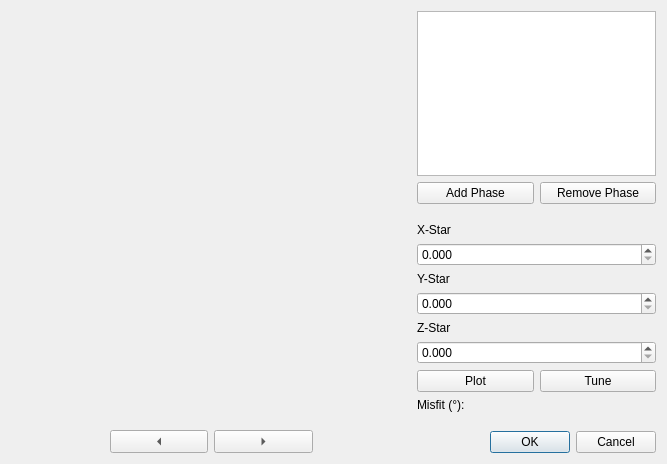
First picture: the form in ui/pattern_center.ui, repository EBSP-Indexer/EBSP-Indexer, before the edit.
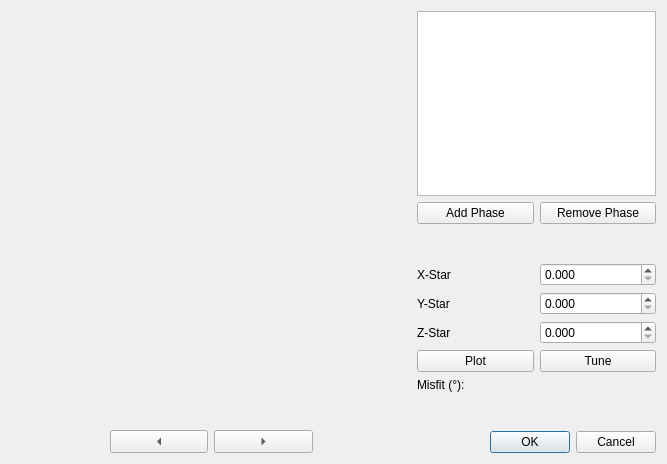
Second picture: the form after the edit. Custom widgets are drawn as their Qt base class.

What changed in the file:
```diff
--- a/ui/pattern_center.ui
+++ b/ui/pattern_center.ui
@@ -136,6 +136,8 @@
       </spacer>
      </item>
      <item>
+      <layout class="QGridLayout" name="gridLayout_2">
+       <item row="0" column="0">
       <widget class="QLabel" name="labelXStar">
        <property name="sizePolicy">
         <sizepolicy hsizetype="Preferred" vsizetype="Minimum">
@@ -143,12 +145,18 @@
          <verstretch>0</verstretch>
         </sizepolicy>
        </property>
+         <property name="maximumSize">
+          <size>
+           <width>16777215</width>
+           <height>16777215</height>
+          </size>
+         </property>
        <property name="text">
         <string>X-Star</string>
        </property>
       </widget>
      </item>
-     <item>
+       <item row="0" column="1">
       <widget class="QDoubleSpinBox" name="spinBoxX">
        <property name="sizePolicy">
         <sizepolicy hsizetype="Minimum" vsizetype="Fixed">
@@ -167,34 +175,34 @@
        </property>
       </widget>
      </item>
-     <item>
+       <item row="1" column="1">
+        <widget class="QDoubleSpinBox" name="spinBoxY">
+         <property name="decimals">
+          <number>3</number>
+         </property>
+         <property name="maximum">
+          <double>10.000000000000000</double>
+         </property>
+         <property name="singleStep">
+          <double>0.001000000000000</double>
+         </property>
+        </widget>
+       </item>
+       <item row="1" column="0">
       <widget class="QLabel" name="labelYStar">
        <property name="text">
         <string>Y-Star</string>
        </property>
       </widget>
      </item>
-     <item>
-      <widget class="QDoubleSpinBox" name="spinBoxY">
-       <property name="decimals">
-        <number>3</number>
-       </property>
-       <property name="maximum">
-        <double>10.000000000000000</double>
-       </property>
-       <property name="singleStep">
-        <double>0.001000000000000</double>
-       </property>
-      </widget>
-     </item>
-     <item>
+       <item row="2" column="0">
       <widget class="QLabel" name="labelZStar">
        <property name="text">
         <string>Z-Star</string>
        </property>
       </widget>
      </item>
-     <item>
+       <item row="2" column="1">
       <widget class="QDoubleSpinBox" name="spinBoxZ">
        <property name="decimals">
         <number>3</number>
@@ -206,6 +214,8 @@
         <double>0.001000000000000</double>
        </property>
       </widget>
+       </item>
+      </layout>
      </item>
      <item>
       <layout class="QHBoxLayout" name="horizontalLayout_4">
```
Lines whose indentation alone changed are shown as unchanged.
